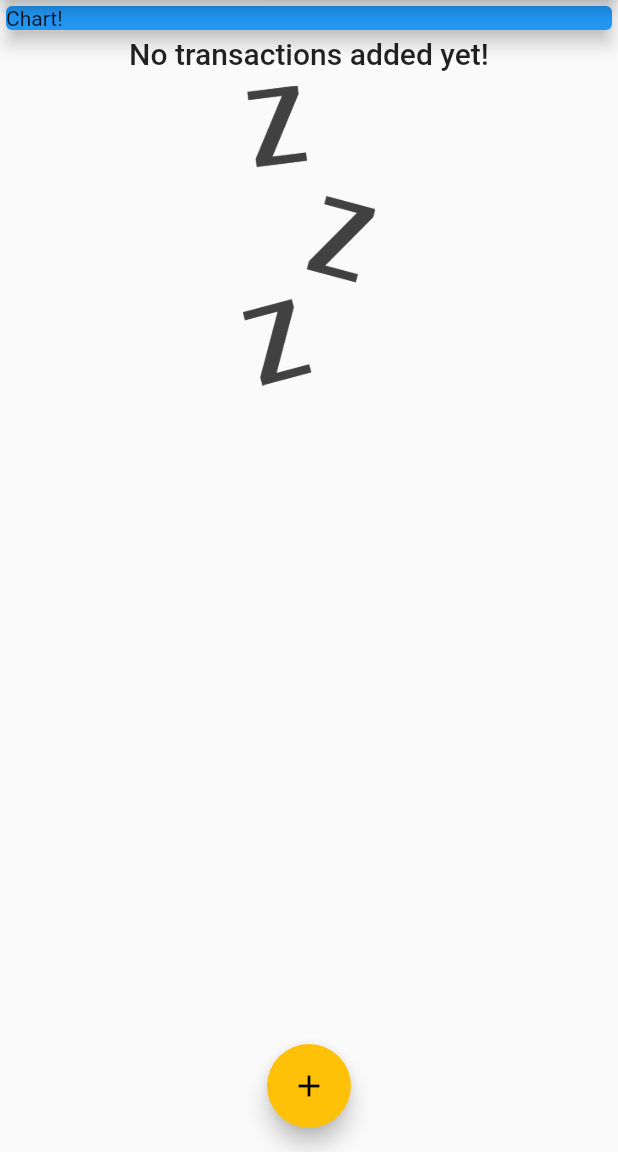
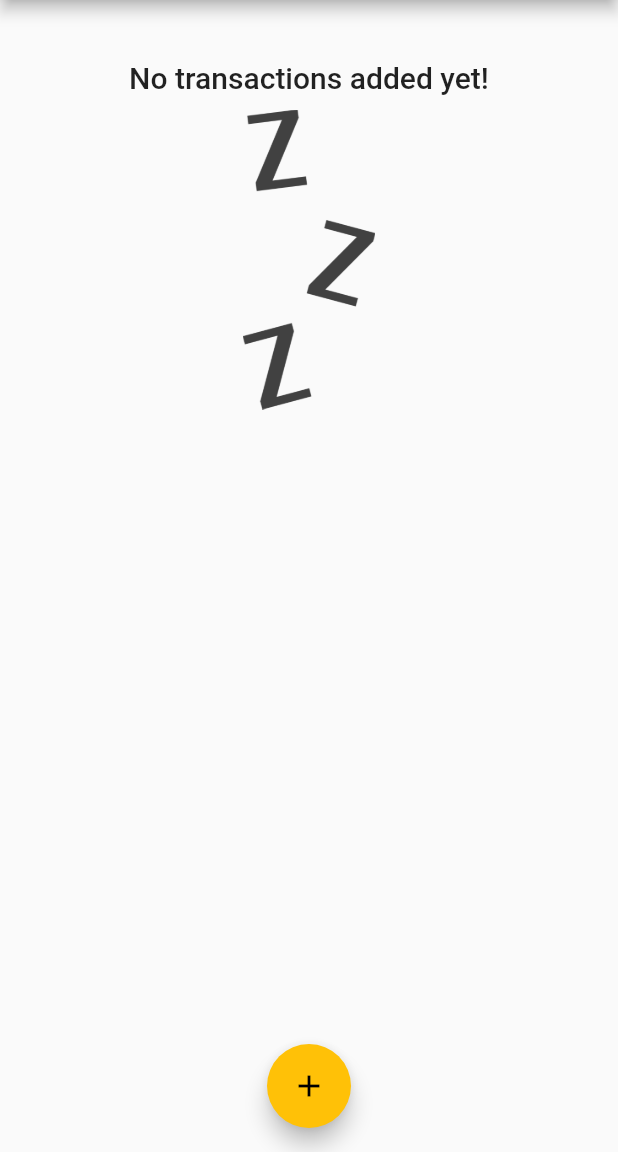
Before and after one commit to mkcarino/My_Expenses, a Flutter app: the screen it shows after launch, on a phone screen of 412 x 824 dp, the part 84-1236 px from its top. Run offline on Flutter 3.47's test engine with Material 2 defaults, Android fonts, the phone set to English and light mode, and no system bars.

Commit message:
Add Chart Widget

```diff
--- a/lib/main.dart
+++ b/lib/main.dart
@@ -1,4 +1,5 @@
 import 'package:flutter/material.dart';
+import 'package:my_expenses/widgets/chart.dart';
 
 import 'package:my_expenses/widgets/new_transaction.dart';
 import 'package:my_expenses/widgets/transaction_list.dart';
@@ -64,6 +65,16 @@ class _MyHomePageState extends State<MyHomePage> {
     // ),
   ];
 
+  List<Transaction> get _recentTransactions {
+    return _userTransaction.where((element) {
+      return element.date.isAfter(
+        DateTime.now().subtract(
+          Duration(days: 7),
+        ),
+      );
+    }).toList();
+  }
+
   void _addNewTransaction(String txTitle, double txAmount) {
     final newTx = Transaction(
       id: DateTime.now().toString(),
@@ -101,14 +112,7 @@ class _MyHomePageState extends State<MyHomePage> {
           //mainAxisAlignment: MainAxisAlignment.spaceAround,
           crossAxisAlignment: CrossAxisAlignment.stretch,
           children: <Widget>[
-            Container(
-              width: double.infinity,
-              child: Card(
-                color: Colors.blue,
-                child: Text('Chart!'),
-                elevation: 5,
-              ),
-            ),
+            Chart(_recentTransactions),
             TransactionList(_userTransaction),
           ],
         ),
--- /dev/null
+++ b/lib/widgets/chart.dart
@@ -0,0 +1,40 @@
+import 'package:flutter/material.dart';
+import 'package:my_expenses/models/transaction.dart';
+import 'package:intl/intl.dart';
+
+class Chart extends StatelessWidget {
+  final List<Transaction> recentTransactions;
+
+  Chart(this.recentTransactions);
+
+  List<Map<String, Object>> get groupedTransactionValues {
+    return List.generate(7, (index) {
+      final weekDay = DateTime.now().subtract(
+        Duration(days: index),
+      );
+      double totalSum = 0;
+      for (var i = 0; i < recentTransactions.length; i++) {
+        if (recentTransactions[i].date.day == weekDay.day &&
+            recentTransactions[i].date.month == weekDay.month &&
+            recentTransactions[i].date.year == weekDay.year)
+          totalSum += recentTransactions[i].amount;
+      }
+      print(DateFormat.E().format(weekDay));
+      print(totalSum);
+
+      return {'day': DateFormat.E().format(weekDay), 'amount': totalSum};
+    });
+  }
+
+  @override
+  Widget build(BuildContext context) {
+    print(groupedTransactionValues);
+    return Card(
+      elevation: 6,
+      margin: EdgeInsets.all(20),
+      child: Row(
+        children: <Widget>[],
+      ),
+    );
+  }
+}
```
